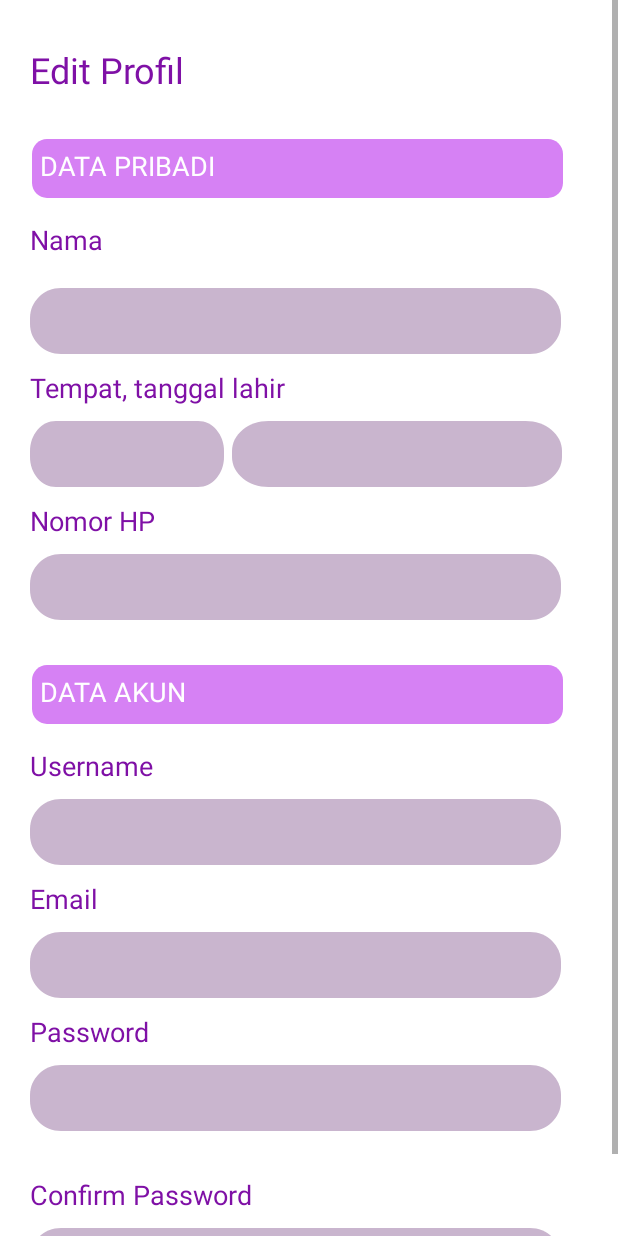
After one commit to gabrielgnr/Project-Aplikasi-Kesehatan, an Android app: the layout activity_edit_profile.xml on its own in the app's theme, with its tools: preview values and no code run, on a phone screen of 412 x 824 dp. The commit adds this screen. Run offline under Robolectric (Android 15) with nearby library versions, the phone set to English and light mode, and no system bars.

Commit message:
Menambahkan halaman profil dan edit profil

```diff
--- a/app/src/main/AndroidManifest.xml
+++ b/app/src/main/AndroidManifest.xml
@@ -11,7 +11,8 @@
         android:roundIcon="@mipmap/ic_launcher_round"
         android:supportsRtl="true"
         android:theme="@style/Theme.AplikasiKesehatanMental">
-        <activity android:name=".ProfileActivity"></activity>
+        <activity android:name=".UIPasien.EditProfileActivity"></activity>
+        <activity android:name=".ProfileActivity" />
         <activity android:name=".HomeActivityPsikiater" />
         <activity android:name=".ForgetPasswdActivity" />
         <activity android:name=".HomeActivityPasien" />
--- /dev/null
+++ b/app/src/main/java/com/vadia/aplikasikesehatanmental/UIPasien/EditProfileActivity.kt
@@ -0,0 +1,11 @@
+package com.vadia.aplikasikesehatanmental.UIPasien
+
+import androidx.appcompat.app.AppCompatActivity
+import android.os.Bundle
+
+class EditProfileActivity : AppCompatActivity() {
+    override fun onCreate(savedInstanceState: Bundle?) {
+        super.onCreate(savedInstanceState)
+        setContentView(R.layout.activity_edit_profile)
+    }
+}
--- /dev/null
+++ b/app/src/main/res/drawable/birthdate_rectangle.xml
@@ -0,0 +1,24 @@
+<?xml version="1.0" encoding="utf-8"?>
+<vector
+    xmlns:android="http://schemas.android.com/apk/res/android"
+    xmlns:aapt="http://schemas.android.com/aapt"
+    android:width="181dp"
+    android:height="44dp"
+    android:viewportWidth="181"
+    android:viewportHeight="44"
+    >
+
+    <group>
+
+        <clip-path
+            android:pathData="M20 0H161C172.046 0 181 8.95431 181 20V24C181 35.0457 172.046 44 161 44H20C8.95431 44 0 35.0457 0 24V20C0 8.95431 8.95431 0 20 0Z"
+            />
+
+        <path
+            android:pathData="M0 0V44H181V0"
+            android:fillColor="#C9B5CE"
+            />
+
+    </group>
+
+</vector>
--- /dev/null
+++ b/app/src/main/res/drawable/birthplace_rectangle.xml
@@ -0,0 +1,24 @@
+<?xml version="1.0" encoding="utf-8"?>
+<vector
+    xmlns:android="http://schemas.android.com/apk/res/android"
+    xmlns:aapt="http://schemas.android.com/aapt"
+    android:width="150dp"
+    android:height="44dp"
+    android:viewportWidth="150"
+    android:viewportHeight="44"
+    >
+
+    <group>
+
+        <clip-path
+            android:pathData="M20 0H130C141.046 0 150 8.95431 150 20V24C150 35.0457 141.046 44 130 44H20C8.95431 44 0 35.0457 0 24V20C0 8.95431 8.95431 0 20 0Z"
+            />
+
+        <path
+            android:pathData="M0 0V44H150V0"
+            android:fillColor="#C9B5CE"
+            />
+
+    </group>
+
+</vector>
--- /dev/null
+++ b/app/src/main/res/layout/activity_edit_profile.xml
@@ -0,0 +1,235 @@
+<?xml version="1.0" encoding="utf-8"?>
+<androidx.constraintlayout.widget.ConstraintLayout xmlns:android="http://schemas.android.com/apk/res/android"
+    xmlns:app="http://schemas.android.com/apk/res-auto"
+    xmlns:tools="http://schemas.android.com/tools"
+    android:layout_width="match_parent"
+    android:layout_height="match_parent"
+    tools:context=".UIPasien.EditProfileActivity">
+
+
+    <ScrollView
+        android:layout_width="match_parent"
+        android:layout_height="match_parent">
+
+        <LinearLayout
+            android:layout_width="match_parent"
+            android:layout_height="match_parent"
+            android:orientation="vertical"
+            tools:layout_editor_absoluteX="0dp"
+            tools:layout_editor_absoluteY="0dp">
+
+            <TextView
+                android:id="@+id/edit_profil"
+                android:layout_width="282dp"
+                android:layout_height="wrap_content"
+                android:layout_alignParentLeft="true"
+                android:layout_alignParentTop="true"
+                android:layout_marginLeft="20dp"
+                android:layout_marginTop="30dp"
+                android:gravity="top"
+                android:text="@string/edit_profil"
+                android:textAppearance="@style/edit_profil" />
+
+            <TextView
+                android:id="@+id/data_pribadi"
+                android:layout_width="354dp"
+                android:layout_height="39dp"
+                android:layout_alignParentLeft="true"
+                android:layout_alignParentTop="true"
+                android:layout_marginLeft="21dp"
+                android:layout_marginTop="30dp"
+                android:background="@drawable/title_rectangle"
+                android:gravity="left|top"
+                android:padding="5dp"
+                android:text="@string/data_pribadi"
+                android:textAppearance="@style/profile_title" />
+
+            <TextView
+                android:id="@+id/titlename"
+                android:layout_width="354dp"
+                android:layout_height="wrap_content"
+                android:layout_marginLeft="20dp"
+                android:layout_marginTop="15dp"
+                android:gravity="left"
+                android:text="Nama"
+                android:textAppearance="@style/identity" />
+
+            <EditText
+                android:id="@+id/et_nama"
+                android:layout_width="354dp"
+                android:layout_height="wrap_content"
+                android:layout_marginLeft="20dp"
+                android:layout_marginTop="20dp"
+                android:background="@drawable/rounded_form"
+                android:gravity="left"
+                android:padding="5dp"
+                android:text="" />
+
+            <TextView
+                android:id="@+id/birth"
+                android:layout_width="354dp"
+                android:layout_height="wrap_content"
+                android:layout_marginLeft="20dp"
+                android:layout_marginTop="10dp"
+                android:gravity="left"
+                android:text="Tempat, tanggal lahir"
+                android:textAppearance="@style/identity" />
+
+            <LinearLayout
+                android:layout_width="wrap_content"
+                android:layout_height="wrap_content"
+                android:layout_marginLeft="20dp"
+                android:layout_marginTop="10dp"
+                android:orientation="horizontal">
+
+                <EditText
+                    android:id="@+id/et_birthplace"
+                    android:layout_width="129dp"
+                    android:layout_height="wrap_content"
+                    android:background="@drawable/birthplace_rectangle"
+                    android:gravity="left"
+                    android:padding="5dp"
+                    android:text="" />
+
+                <EditText
+                    android:id="@+id/et_birthdate"
+                    android:layout_width="220dp"
+                    android:layout_height="wrap_content"
+                    android:layout_marginLeft="5dp"
+                    android:background="@drawable/birthdate_rectangle"
+                    android:gravity="left"
+                    android:input="Date"
+                    android:inputType="date"
+                    android:padding="5dp"
+                    android:text="" />
+
+            </LinearLayout>
+
+            <TextView
+                android:id="@+id/phonenumberinfo"
+                android:layout_width="354dp"
+                android:layout_height="wrap_content"
+                android:layout_marginLeft="20dp"
+                android:layout_marginTop="10dp"
+                android:gravity="left"
+                android:text="Nomor HP"
+                android:textAppearance="@style/identity" />
+
+            <EditText
+                android:id="@+id/et_nomor_hp"
+                android:layout_width="354dp"
+                android:layout_height="wrap_content"
+                android:layout_marginLeft="20dp"
+                android:layout_marginTop="10dp"
+                android:layout_marginBottom="20dp"
+                android:background="@drawable/rounded_form"
+                android:gravity="left"
+                android:inputType="number"
+                android:padding="5dp"
+                android:text="" />
+
+            <TextView
+                android:id="@+id/data_akun"
+                android:layout_width="354dp"
+                android:layout_height="39dp"
+                android:layout_alignParentLeft="true"
+                android:layout_alignParentTop="true"
+                android:layout_marginLeft="21dp"
+                android:layout_marginTop="10dp"
+                android:background="@drawable/title_rectangle"
+                android:padding="5dp"
+                android:text="@string/data_akun"
+                android:textAppearance="@style/profile_title" />
+
+            <TextView
+                android:id="@+id/usernameinfo"
+                android:layout_width="354dp"
+                android:layout_height="wrap_content"
+                android:layout_marginLeft="20dp"
+                android:layout_marginTop="15dp"
+                android:gravity="left"
+                android:text="Username"
+                android:textAppearance="@style/identity" />
+
+            <EditText
+                android:id="@+id/et_username"
+                android:layout_width="354dp"
+                android:layout_height="wrap_content"
+                android:layout_marginLeft="20dp"
+                android:layout_marginTop="10dp"
+                android:background="@drawable/rounded_form"
+                android:gravity="left"
+                android:padding="5dp"
+                android:text="" />
+
+            <TextView
+                android:id="@+id/email_info"
+                android:layout_width="354dp"
+                android:layout_height="wrap_content"
+                android:layout_marginLeft="20dp"
+                android:layout_marginTop="10dp"
+                android:gravity="left"
+                android:text="Email"
+                android:textAppearance="@style/identity" />
+
+            <EditText
+                android:id="@+id/et_email"
+                android:layout_width="354dp"
+                android:layout_height="wrap_content"
+                android:layout_marginLeft="20dp"
+                android:layout_marginTop="10dp"
+                android:background="@drawable/rounded_form"
+                android:gravity="left"
+                android:inputType="textEmailAddress"
+                android:padding="5dp"
+                android:text="" />
+
+            <TextView
+                android:id="@+id/passwordinfo"
+                android:layout_width="354dp"
+                android:layout_height="wrap_content"
+                android:layout_marginLeft="20dp"
+                android:layout_marginTop="10dp"
+                android:gravity="left"
+                android:text="Password"
+                android:textAppearance="@style/identity" />
+
+            <EditText
+                android:id="@+id/et_password"
+                android:layout_width="354dp"
+                android:layout_height="wrap_content"
+                android:layout_marginLeft="20dp"
+                android:layout_marginTop="10dp"
+                android:layout_marginBottom="20dp"
+                android:background="@drawable/rounded_form"
+                android:gravity="left"
+                android:inputType="textPassword"
+                android:padding="5dp"
+                android:text="" />
+
+            <TextView
+                android:id="@+id/confirmpasswordinfo"
+                android:layout_width="354dp"
+                android:layout_height="wrap_content"
+                android:layout_marginLeft="20dp"
+                android:layout_marginTop="10dp"
+                android:gravity="left"
+                android:text="Confirm Password"
+                android:textAppearance="@style/identity" />
+
+            <EditText
+                android:id="@+id/et_confirm_password"
+                android:layout_width="354dp"
+                android:layout_height="wrap_content"
+                android:layout_marginLeft="20dp"
+                android:layout_marginTop="10dp"
+                android:layout_marginBottom="20dp"
+                android:background="@drawable/rounded_form"
+                android:gravity="left"
+                android:inputType="textPassword"
+                android:padding="5dp"
+                android:text="" />
+        </LinearLayout>
+    </ScrollView>
+
+</androidx.constraintlayout.widget.ConstraintLayout>
--- a/app/src/main/res/layout/login_page.xml
+++ b/app/src/main/res/layout/login_page.xml
@@ -15,7 +15,7 @@
         android:layout_marginLeft="34dp"
         android:layout_alignParentTop="true"
         android:layout_marginTop="247dp"
-        android:background="@drawable/rounded_corner"
+        android:background="@drawable/rounded_form"
          />
 
 
@@ -28,7 +28,7 @@
         android:layout_alignParentTop="true"
         android:layout_marginTop="310dp"
         android:hint="Password"
-        android:background="@drawable/rounded_corner"
+        android:background="@drawable/rounded_form"
         />
 
     <TextView
```
